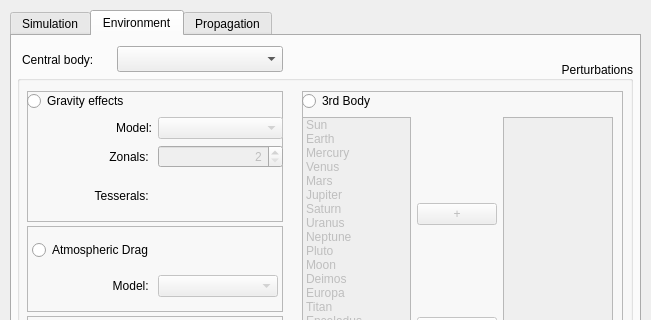
Before: the Qt Designer form sta-src/Loitering/loitering.ui in Dwarf-Planet-Project/SpaceDesignTool, drawn with Qt 5; both pictures show x 0 to 651 and y 0 to 320 of the 651 by 501 pixel window.
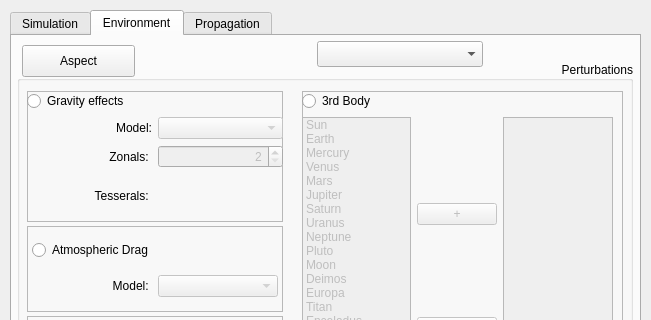
After: the same form once the commit is applied. The open tabs and pages were chosen to show the change. Icons and pictures are not drawn.

Commit message: Connecting the LOITERING mission arc with the arc aspect dialog

```diff
--- a/sta-src/Loitering/loitering.ui
+++ b/sta-src/Loitering/loitering.ui
@@ -2168,32 +2168,32 @@
       </widget>
      </widget>
     </widget>
-    <widget class="QLabel" name="label_2">
-     <property name="geometry">
-      <rect>
-       <x>10</x>
-       <y>15</y>
-       <width>91</width>
-       <height>17</height>
-      </rect>
-     </property>
-     <property name="text">
-      <string>Central body:</string>
-     </property>
-    </widget>
     <widget class="QComboBox" name="CentralBodyComboBox">
      <property name="enabled">
       <bool>true</bool>
      </property>
      <property name="geometry">
       <rect>
-       <x>105</x>
-       <y>10</y>
+       <x>305</x>
+       <y>5</y>
        <width>166</width>
        <height>26</height>
       </rect>
      </property>
     </widget>
+    <widget class="QPushButton" name="pushButtonAspect">
+     <property name="geometry">
+      <rect>
+       <x>10</x>
+       <y>9</y>
+       <width>113</width>
+       <height>32</height>
+      </rect>
+     </property>
+     <property name="text">
+      <string>Aspect</string>
+     </property>
+    </widget>
    </widget>
    <widget class="QWidget" name="Propagation">
     <attribute name="title">
```
The commit also changes 2 other files.
